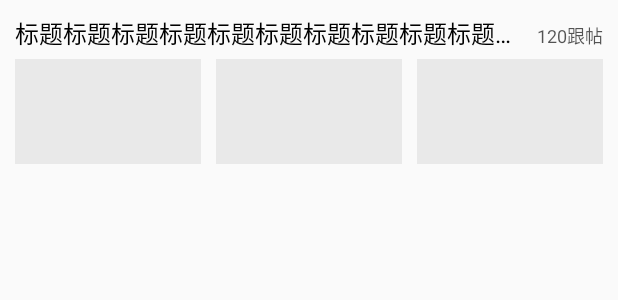
After one commit to tailiy/NewsClient, an Android app: the layout item_news_2.xml on its own in the app's theme, with its tools: preview values and no code run, on a phone screen of 412 x 824 dp. The commit adds this screen. Shown: the top 300 px of the screen. Run offline under Robolectric (Android 15) with nearby library versions, the phone set to English and light mode, and no system bars.

```diff
--- a/app/build.gradle
+++ b/app/build.gradle
@@ -29,4 +29,6 @@ dependencies {
     compile 'com.android.support:design:24.2.0'
     compile 'com.jiechic.library:xUtils:2.6.14'
     compile files('libs/org.apache.http.legacy.jar')
+    compile 'com.google.code.gson:gson:2.2.4'
+    compile 'com.squareup.picasso:picasso:2.5.2'
 }
--- a/app/src/main/res/layout/fragment_main_01.xml
+++ b/app/src/main/res/layout/fragment_main_01.xml
@@ -37,6 +37,5 @@
         android:id="@+id/view_pager_02"
         android:layout_width="match_parent"
         android:layout_height="match_parent"
-
         android:layout_weight="1"/>
 </LinearLayout>
--- /dev/null
+++ b/app/src/main/res/layout/item_news_2.xml
@@ -0,0 +1,72 @@
+<?xml version="1.0" encoding="utf-8"?>
+<!--显示三张图片的列表项item-->
+<LinearLayout
+    xmlns:android="http://schemas.android.com/apk/res/android"
+    android:layout_width="match_parent"
+    android:layout_height="wrap_content"
+    android:orientation="vertical"
+    android:padding="10dp">
+
+    <LinearLayout
+        android:layout_width="match_parent"
+        android:layout_height="wrap_content"
+        android:orientation="horizontal">
+
+        <TextView
+            android:id="@+id/tv_title"
+            android:layout_width="0dp"
+            android:layout_height="wrap_content"
+            android:layout_weight="1"
+            android:ellipsize="end"
+            android:maxLines="1"
+            android:text="标题标题标题标题标题标题标题标题标题标题标题标题标题标题标题标题标题标题标题标题标题标题标题标题标题标题标题"
+            android:textColor="#000"
+            android:textSize="16sp"/>
+
+        <TextView
+            android:id="@+id/tv_comment"
+            android:layout_width="wrap_content"
+            android:layout_height="wrap_content"
+            android:layout_marginLeft="10dp"
+            android:text="120跟帖"
+            android:textColor="#a000"
+            android:textSize="12sp"/>
+
+    </LinearLayout>
+
+
+    <LinearLayout
+        android:layout_width="match_parent"
+        android:layout_height="wrap_content"
+        android:layout_marginTop="5dp"
+        android:orientation="horizontal">
+
+        <ImageView
+            android:id="@+id/iv_01"
+            android:layout_width="0dp"
+            android:layout_height="70dp"
+            android:layout_weight="1"
+            android:scaleType="centerCrop"
+            android:src="#11000000"/>
+
+        <ImageView
+            android:id="@+id/iv_02"
+            android:layout_width="0dp"
+            android:layout_height="70dp"
+            android:layout_marginLeft="10dp"
+            android:layout_weight="1"
+            android:scaleType="centerCrop"
+            android:src="#11000000"/>
+
+        <ImageView
+            android:id="@+id/iv_03"
+            android:layout_width="0dp"
+            android:layout_height="70dp"
+            android:layout_marginLeft="10dp"
+            android:layout_weight="1"
+            android:scaleType="centerCrop"
+            android:src="#11000000"/>
+
+    </LinearLayout>
+
+</LinearLayout>
--- a/app/src/main/res/values/colors.xml
+++ b/app/src/main/res/values/colors.xml
@@ -7,4 +7,5 @@
     <color name="tab_text_normal">#0ff</color>
     <color name="tab_text_checked">#098765</color>
     <color name="bule">#6699FF</color>
+    <color name="gray">#999999</color>
 </resources>
```
Also changed, not shown: app/src/main/java/com/example/administrator/newsclient/NewsAdapter.java (added, +63 -0 lines), app/src/main/java/com/example/administrator/newsclient/NewsEntity.java (+411 -0 lines), app/src/main/java/com/example/administrator/newsclient/NewsFragment.java (+20 -1 lines), app/src/main/res/layout/item_news_1.xml (added, +49 -0 lines).
